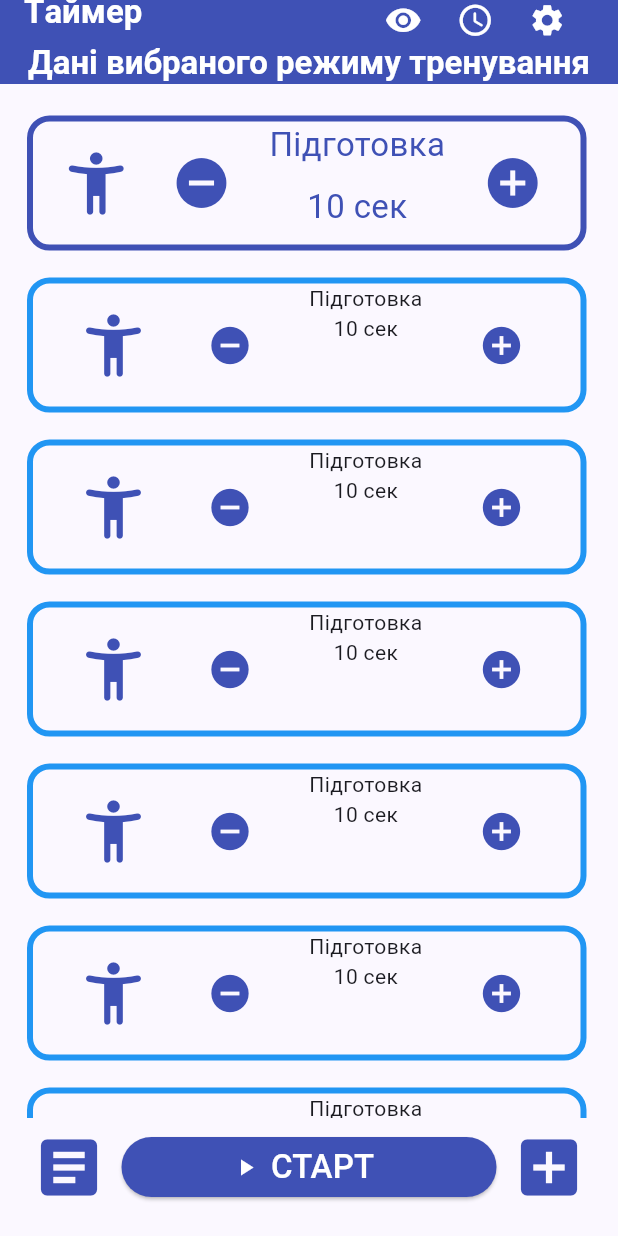
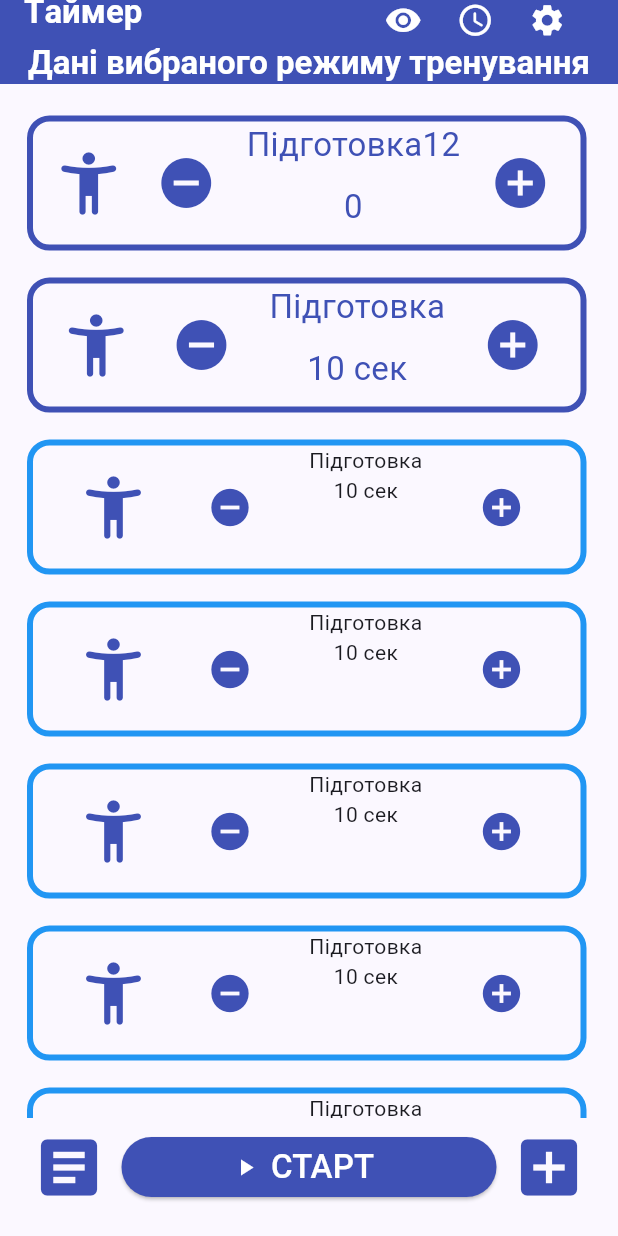
Before and after one commit to damorest/timer, a Flutter app: the screen it shows after launch, after a tap on the "remove circle" icon, on a phone screen of 412 x 824 dp. Run offline on Flutter 3.47's test engine with Material 2 defaults, Android fonts, the phone set to English and light mode, and no system bars.

Commit message:
create one element

```diff
--- a/lib/AboutPage.dart
+++ b/lib/AboutPage.dart
@@ -1,5 +1,7 @@
 import 'package:flutter/cupertino.dart';
 import 'package:flutter/material.dart';
+
+import 'elemente.dart';
 
 class TrainingCycle extends StatelessWidget {
   //final String cardInfo;
@@ -25,6 +27,7 @@ class TrainingCycle extends StatelessWidget {
             Expanded(
               child: ListView(
                 children: [
+                  TrainingElement(),
                   Container(
                     margin: const EdgeInsets.fromLTRB(5, 8, 8, 10),
                     width: MediaQuery.of(context).size.width * 0.42,
--- /dev/null
+++ b/lib/elemente.dart
@@ -0,0 +1,93 @@
+import 'package:flutter/cupertino.dart';
+import 'package:flutter/material.dart';
+
+class TrainingElement extends StatelessWidget {
+  //final String cardInfo;
+  //final String count;
+
+  //final VoidCallback onTap;
+  int _counter = 0;
+
+  void _incrementCounter() {
+          _counter++;
+
+  }
+  void _decrementCounter() {
+          _counter--;
+
+  }
+
+   TrainingElement({
+    Key? key,
+    // required this.cardInfo,
+    //required this.count,
+    // required this.onTap
+  }) : super(key: key);
+
+
+
+  @override
+  Widget build(BuildContext context) {
+    return Container(
+      margin: const EdgeInsets.fromLTRB(5, 8, 8, 10),
+      width: MediaQuery.of(context).size.width * 0.42,
+      height: 90,
+      decoration: BoxDecoration(
+          borderRadius: const BorderRadius.all(Radius.circular(15)),
+          shape: BoxShape.rectangle,
+          border: Border.all(
+            color: Colors.indigo,
+            width: 4,
+          )),
+      child: Row(
+        mainAxisAlignment: MainAxisAlignment.spaceEvenly,
+        children: [
+          const Icon(
+            Icons.accessibility_new_rounded,
+            size: 50,
+            color: Colors.indigo,
+          ),
+          IconButton(
+            onPressed: () {_decrementCounter();
+              print(_counter);
+              },
+            icon: const Icon(
+              Icons.remove_circle_sharp,
+              size: 40,
+              color: Colors.indigo,
+            ),
+          ),
+          Center(
+            child: Column(
+              children: [
+                const Text('Підготовка12',
+                  style: TextStyle(fontSize: 22,
+                    color: Colors.indigo,
+                  ),
+                ),
+                const SizedBox(
+                  height: 10,
+                ),
+                Text('$_counter',
+                  style: const TextStyle(fontSize: 22,
+                    color: Colors.indigo,
+                  ),
+                ),
+              ],
+            ),
+          ),
+          IconButton(
+            onPressed: () {_incrementCounter();
+            print(_counter);
+            },
+            icon: const Icon(
+              Icons.add_circle_sharp,
+              size: 40,
+              color: Colors.indigo,
+            ),
+          ),
+        ],
+      ),
+    );
+  }
+}
```
